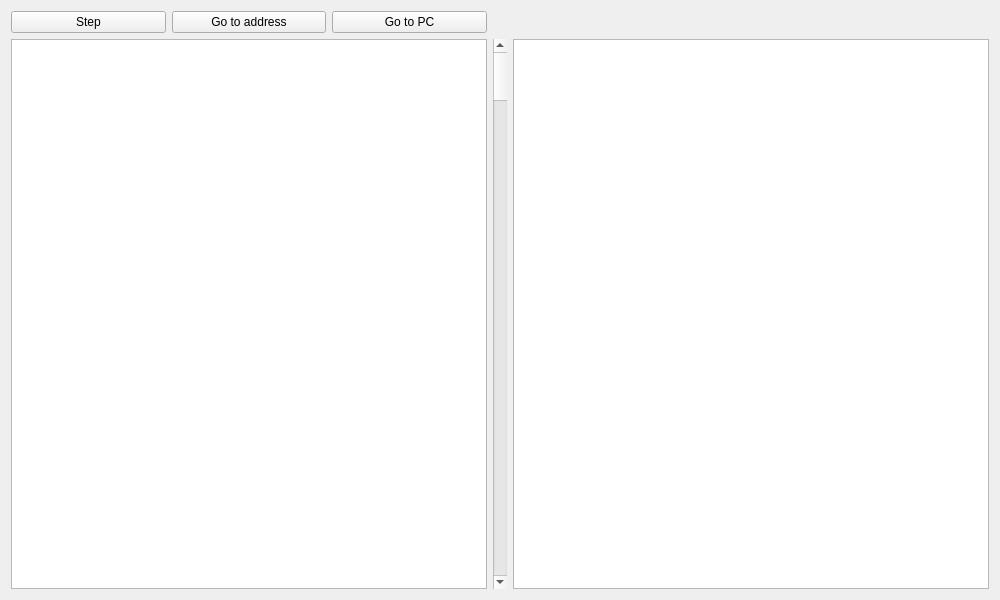
Qt form ChonkyStation3/Frontend/UI/ppu_debugger.ui (wheremyfoodat/ChonkyStation3) before a commit.
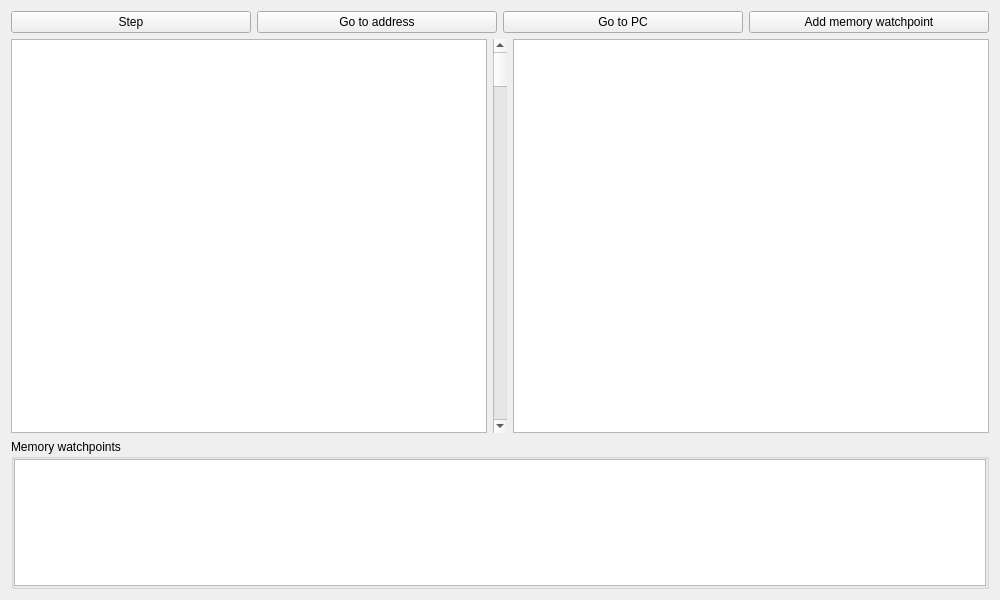
The same form after that commit.

Commit message: PPU Debugger: Memory watchpoints

```diff
--- a/ChonkyStation3/Frontend/UI/ppu_debugger.ui
+++ b/ChonkyStation3/Frontend/UI/ppu_debugger.ui
@@ -14,6 +14,48 @@
    <string>Form</string>
   </property>
   <layout class="QGridLayout" name="gridLayout">
+   <item row="1" column="0">
+    <layout class="QHBoxLayout" name="horizontalLayout_2">
+     <property name="bottomMargin">
+      <number>0</number>
+     </property>
+     <item>
+      <widget class="QListWidget" name="disasmListWidget"/>
+     </item>
+     <item>
+      <widget class="QScrollBar" name="verticalScrollBar">
+       <property name="orientation">
+        <enum>Qt::Orientation::Vertical</enum>
+       </property>
+      </widget>
+     </item>
+     <item>
+      <widget class="QPlainTextEdit" name="registerTextEdit">
+       <property name="enabled">
+        <bool>true</bool>
+       </property>
+       <property name="sizePolicy">
+        <sizepolicy hsizetype="Expanding" vsizetype="Expanding">
+         <horstretch>0</horstretch>
+         <verstretch>0</verstretch>
+        </sizepolicy>
+       </property>
+       <property name="minimumSize">
+        <size>
+         <width>0</width>
+         <height>0</height>
+        </size>
+       </property>
+       <property name="maximumSize">
+        <size>
+         <width>800</width>
+         <height>16777215</height>
+        </size>
+       </property>
+      </widget>
+     </item>
+    </layout>
+   </item>
    <item row="0" column="0">
     <layout class="QHBoxLayout" name="horizontalLayout">
      <item>
@@ -37,15 +79,19 @@
        </property>
       </widget>
      </item>
+     <item>
+      <widget class="QPushButton" name="addMemoryWatchpointButton">
+       <property name="text">
+        <string>Add memory watchpoint</string>
+       </property>
+      </widget>
+     </item>
     </layout>
    </item>
-   <item row="1" column="2">
-    <widget class="QPlainTextEdit" name="registerTextEdit">
-     <property name="enabled">
-      <bool>true</bool>
-     </property>
+   <item row="2" column="0">
+    <widget class="QGroupBox" name="groupBox">
      <property name="sizePolicy">
-      <sizepolicy hsizetype="Expanding" vsizetype="Expanding">
+      <sizepolicy hsizetype="Preferred" vsizetype="Maximum">
        <horstretch>0</horstretch>
        <verstretch>0</verstretch>
       </sizepolicy>
@@ -53,25 +99,42 @@
      <property name="minimumSize">
       <size>
        <width>0</width>
-       <height>0</height>
+       <height>100</height>
       </size>
      </property>
      <property name="maximumSize">
       <size>
-       <width>800</width>
-       <height>16777215</height>
+       <width>16777215</width>
+       <height>150</height>
       </size>
      </property>
-    </widget>
-   </item>
-   <item row="1" column="0">
-    <widget class="QListWidget" name="disasmListWidget"/>
-   </item>
-   <item row="1" column="1">
-    <widget class="QScrollBar" name="verticalScrollBar">
-     <property name="orientation">
-      <enum>Qt::Orientation::Vertical</enum>
+     <property name="title">
+      <string>Memory watchpoints</string>
      </property>
+     <layout class="QHBoxLayout" name="horizontalLayout_3">
+      <property name="leftMargin">
+       <number>0</number>
+      </property>
+      <property name="topMargin">
+       <number>0</number>
+      </property>
+      <property name="rightMargin">
+       <number>0</number>
+      </property>
+      <property name="bottomMargin">
+       <number>0</number>
+      </property>
+      <item>
+       <widget class="QListWidget" name="watchpointsListWidget">
+        <property name="sizePolicy">
+         <sizepolicy hsizetype="Expanding" vsizetype="Expanding">
+          <horstretch>0</horstretch>
+          <verstretch>0</verstretch>
+         </sizepolicy>
+        </property>
+       </widget>
+      </item>
+     </layout>
     </widget>
    </item>
   </layout>
```
The commit also changes 7 other files.
